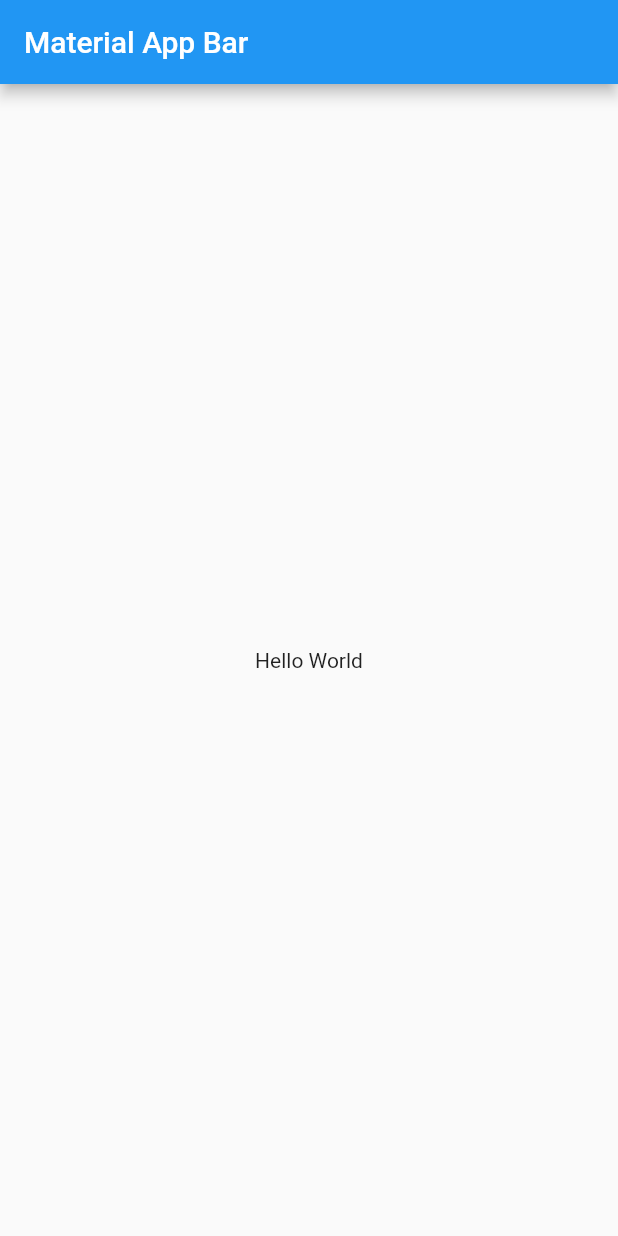
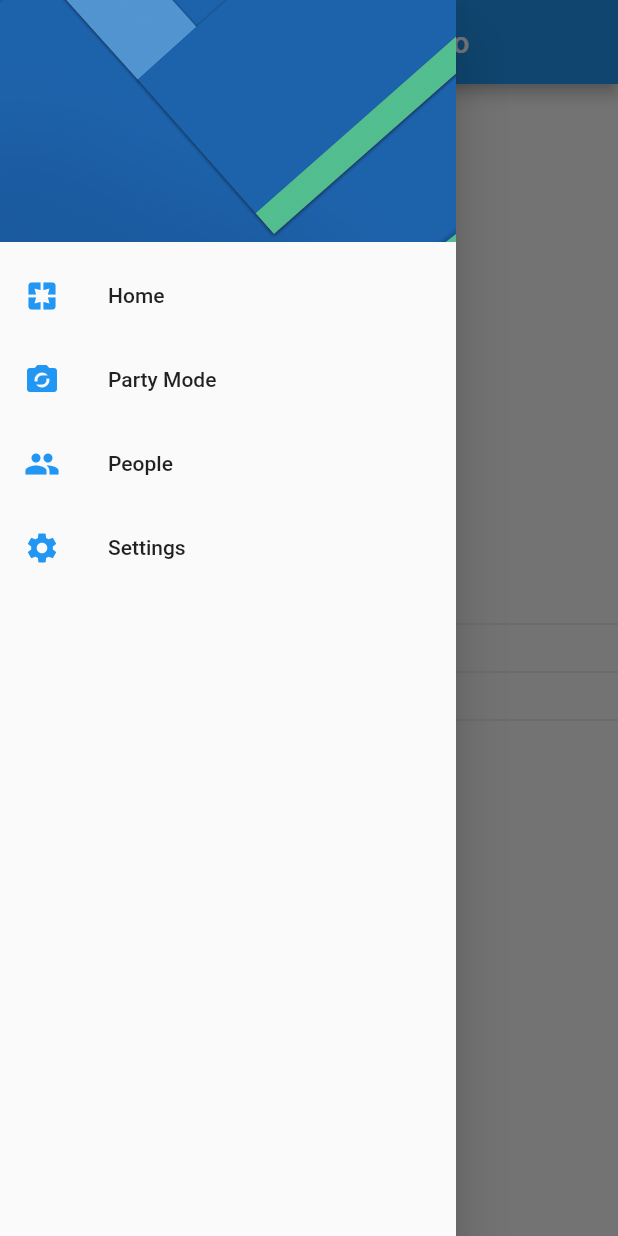
Before and after one commit to sriverarestrepo/practica_flutter_06, a Flutter app: the screen it shows after launch, with the side drawer open (before the commit the screen has no drawer), on a phone screen of 412 x 824 dp. Run offline on Flutter 3.47's test engine with Material 2 defaults, Android fonts, the phone set to English and light mode, and no system bars.

Commit message:
Se realiza configuracion y creacion del menu drawe

```diff
--- a/lib/main.dart
+++ b/lib/main.dart
@@ -1,4 +1,6 @@
 import 'package:flutter/material.dart';
+import 'package:prefs_usuario_practica/src/pages/home_page.dart';
+import 'package:prefs_usuario_practica/src/pages/settings_page.dart';
 
 void main() => runApp(MyApp());
 
@@ -6,17 +8,13 @@ class MyApp extends StatelessWidget {
   @override
   Widget build(BuildContext context) {
     return MaterialApp(
-      title: 'Material App',
-      home: Scaffold(
-        appBar: AppBar(
-          title: Text('Material App Bar'),
-        ),
-        body: Center(
-          child: Container(
-            child: Text('Hello World'),
-          ),
-        ),
-      ),
+      debugShowCheckedModeBanner: false,
+      title: 'Preferencias de Usuario App',
+      initialRoute: HomePage.routeName,
+      routes: {
+        HomePage.routeName      : (BuildContext context ) => HomePage(),
+        SettingsPage.routeName  : (BuildContext context ) => SettingsPage(),
+      },
     );
   }
 }
--- /dev/null
+++ b/lib/src/pages/home_page.dart
@@ -0,0 +1,33 @@
+import 'package:flutter/material.dart';
+import 'package:prefs_usuario_practica/src/widgets/menu_widget.dart';
+
+class HomePage extends StatelessWidget {
+
+  static final String routeName = 'home';
+
+
+  @override
+  Widget build(BuildContext context) {
+    return Scaffold(
+      drawer: MenuWidget(),
+      appBar: AppBar(
+        centerTitle: true,
+        title: Text('Preferencias de Usuario'),
+      ),
+      body: Column(
+        mainAxisAlignment: MainAxisAlignment.center,
+        children: <Widget>[
+          Text('Color Secundario:'),
+          Divider(),
+          Text('Género:'),
+          Divider(),
+          Text('Nombre usuario:'),
+          Divider(),
+        ],
+      ),
+    );
+  }
+
+
+
+}
--- /dev/null
+++ b/lib/src/pages/settings_page.dart
@@ -0,0 +1,24 @@
+import 'package:flutter/material.dart';
+import 'package:prefs_usuario_practica/src/widgets/menu_widget.dart';
+
+class SettingsPage extends StatelessWidget {
+
+  static final String routeName = 'settings';
+
+
+  @override
+  Widget build(BuildContext context) {
+    return Scaffold(
+      drawer: MenuWidget(),
+      appBar: AppBar(
+        title: Text('Ajustes'),
+        centerTitle: true,
+      ),
+      body: Center(
+        child: Text('Ajustes page'),
+      ),
+    );
+  }
+
+
+}
--- /dev/null
+++ b/lib/src/widgets/menu_widget.dart
@@ -0,0 +1,51 @@
+import 'package:flutter/material.dart';
+import 'package:prefs_usuario_practica/src/pages/home_page.dart';
+import 'package:prefs_usuario_practica/src/pages/settings_page.dart';
+
+class MenuWidget extends StatelessWidget {
+  const MenuWidget({Key key}) : super(key: key);
+
+  @override
+  Widget build(BuildContext context) {
+    return Drawer(
+      child: ListView(
+        padding: EdgeInsets.zero,
+        children: <Widget>[
+          DrawerHeader(
+            child: Container(),
+            decoration: BoxDecoration(
+              image: DecorationImage(
+                image: AssetImage('assets/menu-img.jpg'),
+                fit: BoxFit.cover,
+              ),
+            ),
+          ),
+          ListTile(
+            leading: Icon(Icons.pages, color: Colors.blue,),
+            title: Text('Home'),
+            onTap: (){
+              Navigator.pushReplacementNamed(context, HomePage.routeName );
+            },
+          ),
+          ListTile(
+            leading: Icon(Icons.party_mode, color: Colors.blue,),
+            title: Text('Party Mode'),
+            onTap: (){},
+          ),
+          ListTile(
+            leading: Icon(Icons.people, color: Colors.blue,),
+            title: Text('People'),
+            onTap: (){},
+          ),
+          ListTile(
+            leading: Icon(Icons.settings, color: Colors.blue,),
+            title: Text('Settings'),
+            onTap: () {
+              Navigator.pushReplacementNamed(context, SettingsPage.routeName);
+            },
+          ),
+        ],
+      ),
+    );
+  }
+}
--- a/pubspec.yaml
+++ b/pubspec.yaml
@@ -45,8 +45,8 @@ flutter:
   uses-material-design: true
 
   # To add assets to your application, add an assets section, like this:
-  # assets:
-  #   - images/a_dot_burr.jpeg
+  assets:
+    - assets/menu-img.jpg
   #   - images/a_dot_ham.jpeg
 
   # An image asset can refer to one or more resolution-specific "variants", see
```
Also changed, not shown: assets/menu-img.jpg (added).
